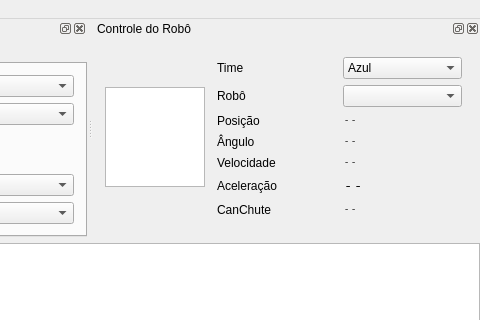
Before: the Qt Designer form roboime/clients/graphical.ui in legacy-roboime/pyroboime, drawn with Qt 5; both pictures show x 788 to 1268 and y 0 to 320 of the 1268 by 715 pixel window.
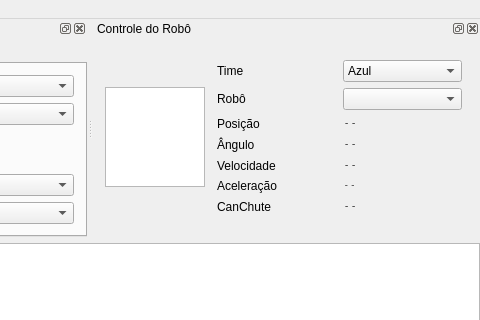
After: the same form once the commit is applied. Custom widgets are drawn as their Qt base class.

Patch:
```diff
--- a/roboime/clients/graphical.ui
+++ b/roboime/clients/graphical.ui
@@ -761,7 +761,7 @@
            <property name="font">
             <font>
              <family>Courier</family>
-             <pointsize>13</pointsize>
+             <pointsize>8</pointsize>
             </font>
            </property>
            <property name="text">
```
Left out of the diff: 57 changed lines with no effect on the pictures.
